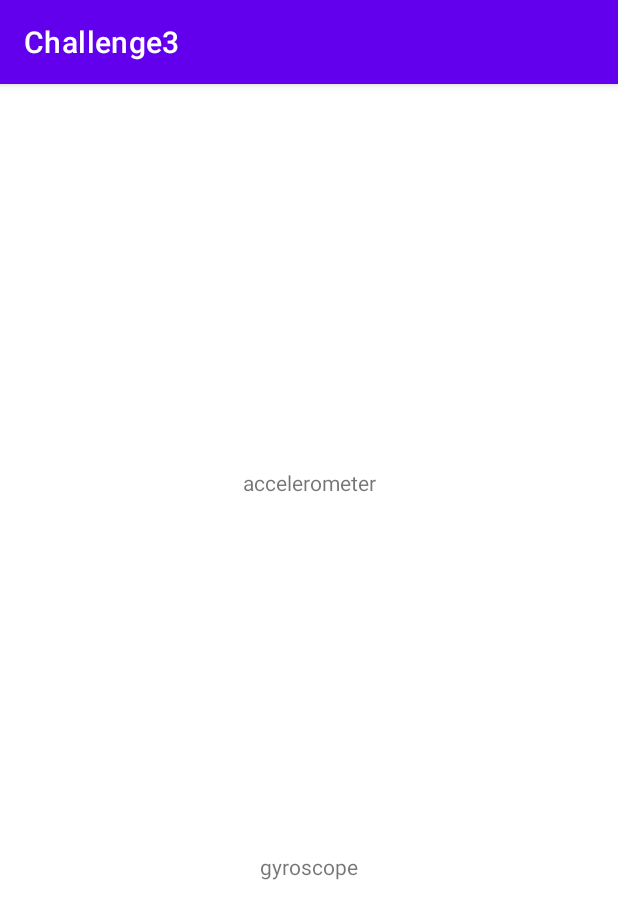
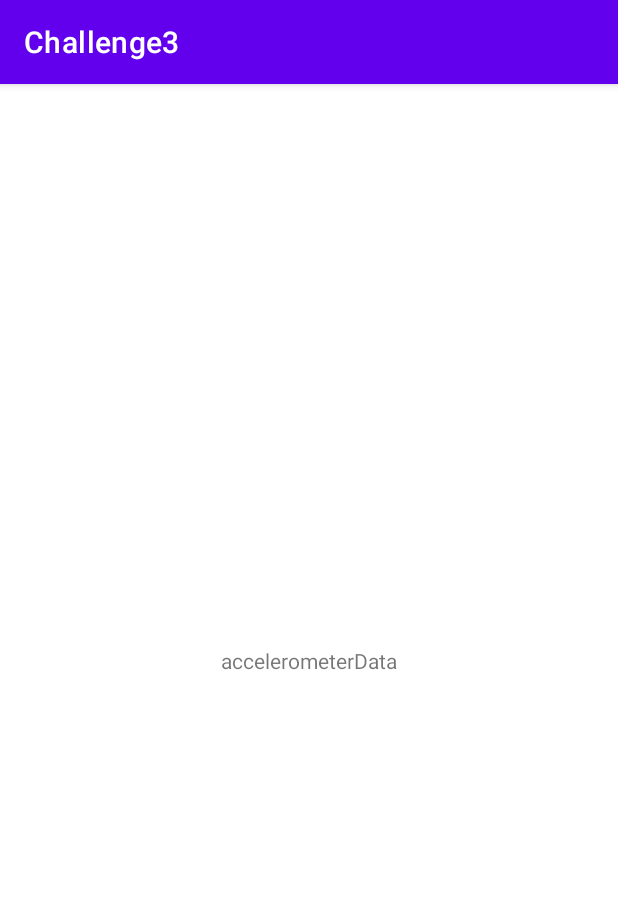
Before and after one commit to LarvaZZa/AI-Movement-Prediciton-App, an Android app: the screen it shows after launch (MainActivity), on a phone screen of 412 x 824 dp. Shown: the top 919 px of the screen. Run offline under Robolectric (Android 15) with nearby library versions, the phone set to English and light mode, and no system bars; libraries missing offline, so code that uses them is left out: weka.classifiers.trees, weka.core; 14 statements that could not run were skipped.

Commit message:
working version

```diff
--- a/app/src/main/java/com/smart/challenge3/MainActivity.java
+++ b/app/src/main/java/com/smart/challenge3/MainActivity.java
@@ -43,7 +43,18 @@ public class MainActivity extends AppCompatActivity {
     private J48 j48;
     private ArrayList<Attribute> atts = new ArrayList<>();
     private ArrayList<String> activityVal = new ArrayList<>();
-    Instances dataCollected;
+    private Instances dataCollected;
+
+    private double x;
+    private double y;
+    private double z;
+
+    private double xAv;
+    private double yAv;
+    private double zAv;
+
+    private int index = 0;
+
 
     @Override
     protected void onCreate(Bundle savedInstanceState) {
@@ -52,7 +63,7 @@ public class MainActivity extends AppCompatActivity {
         accelerometerText = findViewById(R.id.accelerometer);
 
         try {
-            j48 = (J48) weka.core.SerializationHelper.read(getResources().openRawResource(R.raw.j48));
+            j48 = (J48) weka.core.SerializationHelper.read(getResources().openRawResource(R.raw.j4879pc));
 
             activityVal.add("walking");
             activityVal.add("standing");
@@ -64,7 +75,12 @@ public class MainActivity extends AppCompatActivity {
             atts.add(new Attribute("Right_pocket_Ax"));
             atts.add(new Attribute("Right_pocket_Ay"));
             atts.add(new Attribute("Right_pocket_Az"));
-            atts.add(new Attribute("Activity", activityVal));
+            atts.add(new Attribute("Vector"));
+            atts.add(new Attribute("AverageX"));
+            atts.add(new Attribute("AverageY"));
+            atts.add(new Attribute("AverageZ"));
+            atts.add(new Attribute("Average_Vector"));
+            atts.add(new Attribute("Action", activityVal));
 
             dataCollected = new Instances("CollectedData", atts, 0);
             dataCollected.setClassIndex(dataCollected.numAttributes() - 1);
@@ -82,7 +98,27 @@ public class MainActivity extends AppCompatActivity {
 
             @Override
             public void onSensorChanged(SensorEvent event) {
-                dataCollected.add(new DenseInstance(1.0, new double[]{event.values[0],event.values[1],event.values[2],-1}));
+                x = event.values[0];
+                y = event.values[1];
+                z = event.values[2];
+               // dataCollected.add(new DenseInstance(1.0, new double[]{x, y, z, Math.sqrt(x*x+y*y+z*z), x, y, z, Math.sqrt(x*x+y*y+z*z)}));
+                if(dataCollected.size() == 0){
+
+                    dataCollected.add(new DenseInstance(1.0, new double[]{x, y, z, Math.sqrt(x*x+y*y+z*z), x, y, z, Math.sqrt(x*x+y*y+z*z)}));
+                }
+                else if (dataCollected.size()==1){
+                    xAv = (dataCollected.instance(index).value(0) + x)/2;
+                    yAv = (dataCollected.instance(index).value(1) + y)/2;
+                    zAv = (dataCollected.instance(index).value(2) + z)/2;
+                    dataCollected.add(new DenseInstance(1.0, new double[]{x, y, z, Math.sqrt(x*x+y*y+z*z), xAv, yAv, zAv, Math.sqrt(xAv*xAv+yAv*yAv+zAv*zAv)}));
+                    index++;
+                } else {
+                    xAv = (dataCollected.instance(index-1).value(0) + dataCollected.instance(index).value(0) + x)/3;
+                    yAv = (dataCollected.instance(index-1).value(1) + dataCollected.instance(index).value(1) + y)/3;
+                    zAv = (dataCollected.instance(index-1).value(2) + dataCollected.instance(index).value(2) + z)/3;
+                    dataCollected.add(new DenseInstance(1.0, new double[]{x, y, z, Math.sqrt(x*x+y*y+z*z), xAv, yAv, zAv, Math.sqrt(xAv*xAv+yAv*yAv+zAv*zAv)}));
+                    index++;
+                }
                 accelerometerText.setText(String.format("Ax:%s\nAy:%s\nAz:%s", event.values[0], event.values[1], event.values[2]));
             }
         };
@@ -123,13 +159,15 @@ public class MainActivity extends AppCompatActivity {
 
     private void predict() throws Exception {
 
+        index = 0;
         for (int i=0; i < dataCollected.numInstances(); i++){
             classValues.add(j48.classifyInstance(dataCollected.get(i)));
         }
+        dataCollected.delete();
 
         int predMovementIndex = mostCommon(classValues);
         System.out.println(classValues.toString());
-        System.out.println("classified:" + dataCollected.classAttribute().value(predMovementIndex));
+
 
         switch(predMovementIndex) {
             case 0:
@@ -161,9 +199,6 @@ public class MainActivity extends AppCompatActivity {
                 mediaPlayer.start();
                 break;
         }
-
-        ///may or may not delete
-        dataCollected.delete();
         classValues.clear();
     }
 
--- a/app/src/main/res/layout/activity_main.xml
+++ b/app/src/main/res/layout/activity_main.xml
@@ -10,20 +10,10 @@
         android:id="@+id/accelerometer"
         android:layout_width="wrap_content"
         android:layout_height="wrap_content"
-        android:text="accelerometer"
-        app:layout_constraintBottom_toBottomOf="@+id/gyroscope"
+        android:text="accelerometerData"
+        app:layout_constraintBottom_toBottomOf="parent"
         app:layout_constraintEnd_toEndOf="parent"
         app:layout_constraintStart_toStartOf="parent"
         app:layout_constraintTop_toTopOf="parent" />
 
-    <TextView
-        android:id="@+id/gyroscope"
-        android:layout_width="wrap_content"
-        android:layout_height="wrap_content"
-        android:text="gyroscope"
-        app:layout_constraintBottom_toBottomOf="parent"
-        app:layout_constraintEnd_toEndOf="parent"
-        app:layout_constraintStart_toStartOf="parent"
-        app:layout_constraintTop_toBottomOf="@+id/accelerometer" />
-
 </androidx.constraintlayout.widget.ConstraintLayout>
```
Also changed, not shown: 1 other file.
